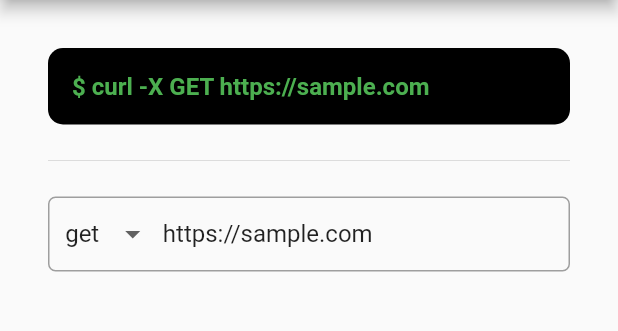
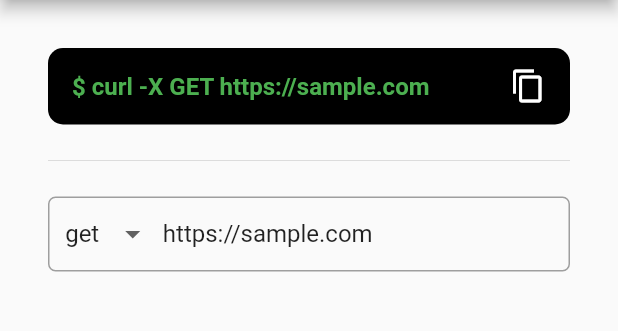
Before and after one commit to okaryo/curl_generator, a Flutter app: the screen it shows after launch, on a phone screen of 412 x 824 dp, the part 84-415 px from its top. Run offline on Flutter 3.47's test engine with Material 2 defaults, Android fonts, the phone set to English and light mode, and no system bars; our stand-ins replace flutter_riverpod, freezed_annotation.

Commit message:
[modify] command widget to add copy icon

```diff
--- a/lib/view/curl_command_widget.dart
+++ b/lib/view/curl_command_widget.dart
@@ -1,4 +1,5 @@
 import 'package:flutter/material.dart';
+import 'package:flutter/services.dart';
 
 class CurlCommandWidget extends StatelessWidget {
   final String _command;
@@ -7,7 +8,10 @@ class CurlCommandWidget extends StatelessWidget {
 
   @override
   Widget build(BuildContext context) {
-    return Container(
+    return Stack(
+      alignment: AlignmentDirectional.center,
+      children: [
+        Container(
           width: double.infinity,
           padding: const EdgeInsets.all(16),
           decoration: BoxDecoration(
@@ -18,6 +22,21 @@ class CurlCommandWidget extends StatelessWidget {
             '\$ $_command',
             style: const TextStyle(color: Colors.green, fontWeight: FontWeight.bold, fontSize: 16),
           ),
+        ),
+        Positioned(
+          right: 16,
+          child: Center(child: _buildCopyIcon()),
+        ),
+      ],
+    );
+  }
+
+  Widget _buildCopyIcon() {
+    return IconButton(
+      padding: EdgeInsets.zero,
+      constraints: const BoxConstraints(),
+      onPressed: () => Clipboard.setData(ClipboardData(text: _command)),
+      icon: const Icon(Icons.copy, color: Colors.white),
     );
   }
 }
```
Lines whose indentation alone changed are shown as unchanged.
